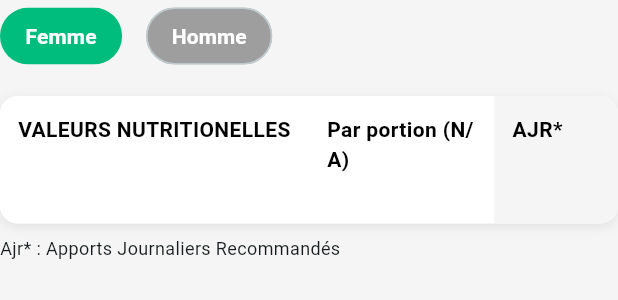
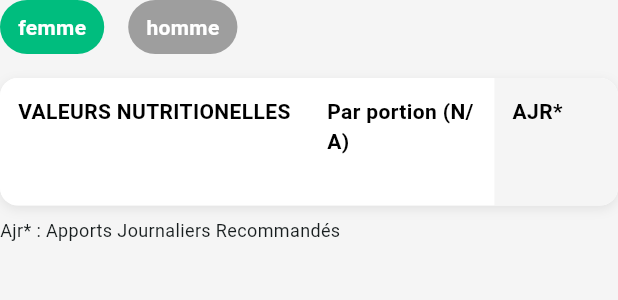
Before and after one commit to salaahl/nutriverif_app_by_flutter, a Flutter app: the NutritionalTable widget shown alone on an empty page, opened directly with empty values, on a phone screen of 412 x 824 dp. Shown: the top 300 px of the screen. Run offline on Flutter 3.47's test engine with Material 3 defaults, Android fonts, the phone set to English and light mode, and no system bars; our stand-ins replace flutter_svg, visibility_detector, youtube_player_flutter; missing offline and left inert: mobile_scanner; network calls fail.

Commit message:
style: ajustements

```diff
--- a/lib/views/screens/product/widgets/product_name.dart
+++ b/lib/views/screens/product/widgets/product_name.dart
@@ -40,7 +40,7 @@ class ProductName extends StatelessWidget {
               TextSpan(
                 text: name,
                 style: const TextStyle(
-                  fontWeight: FontWeight.normal,
+                  fontWeight: FontWeight.w500,
                   color: Colors.black,
                 ),
               ),
--- a/lib/views/screens/product/widgets/product_nutriments.dart
+++ b/lib/views/screens/product/widgets/product_nutriments.dart
@@ -34,43 +34,55 @@ class NutritionalTableState extends State<NutritionalTable> {
       children: [
         Row(
           children: [
-            Material(
-              child: FilterChip(
-                label: const Text('Femme'),
-                selected: provider.ajrSelected == 'women',
-                onSelected: (selected) {
+            GestureDetector(
+              onTap: () {
+                setState(() {
                   provider.setAjrSelected('women');
+                });
               },
-                backgroundColor: Colors.grey,
-                selectedColor: customGreen,
-                labelStyle: const TextStyle(
+              child: AnimatedContainer(
+                duration: Duration(milliseconds: 350),
+                curve: Curves.easeInOut,
+                padding: EdgeInsets.symmetric(horizontal: 12, vertical: 8),
+                decoration: BoxDecoration(
+                  color:
+                      provider.ajrSelected == 'women'
+                          ? customGreen
+                          : Colors.grey,
+                  borderRadius: BorderRadius.circular(999),
+                ),
+                child: Text(
+                  'femme',
+                  style: TextStyle(
                     color: Colors.white,
                     fontWeight: FontWeight.bold,
                   ),
-                shape: RoundedRectangleBorder(
-                  borderRadius: BorderRadius.circular(999),
                 ),
-                showCheckmark: false,
               ),
             ),
             const SizedBox(width: 16),
-            Material(
-              child: FilterChip(
-                label: const Text('Homme'),
-                selected: provider.ajrSelected == 'men',
-                onSelected: (selected) {
+            GestureDetector(
+              onTap: () {
+                setState(() {
                   provider.setAjrSelected('men');
+                });
               },
-                backgroundColor: Colors.grey,
-                selectedColor: customGreen,
-                labelStyle: const TextStyle(
+              child: AnimatedContainer(
+                duration: Duration(milliseconds: 350),
+                curve: Curves.easeInOut,
+                padding: EdgeInsets.symmetric(horizontal: 12, vertical: 8),
+                decoration: BoxDecoration(
+                  color:
+                      provider.ajrSelected == 'men' ? customGreen : Colors.grey,
+                  borderRadius: BorderRadius.circular(999),
+                ),
+                child: Text(
+                  'homme',
+                  style: TextStyle(
                     color: Colors.white,
                     fontWeight: FontWeight.bold,
                   ),
-                shape: RoundedRectangleBorder(
-                  borderRadius: BorderRadius.circular(999),
                 ),
-                showCheckmark: false,
               ),
             ),
           ],
```
Lines whose indentation alone changed are shown as unchanged.
